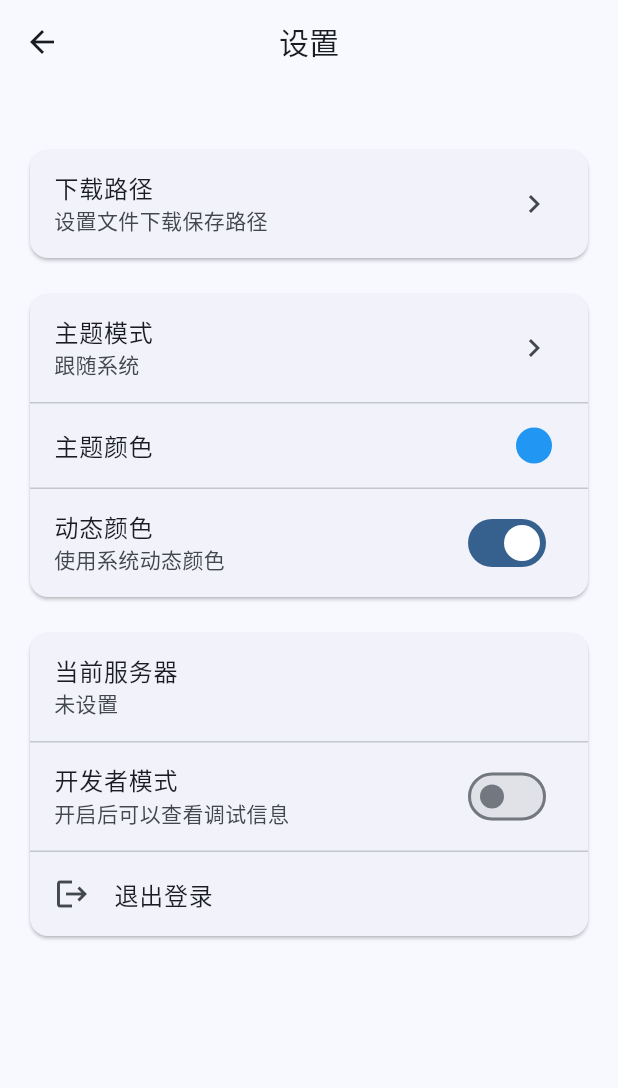
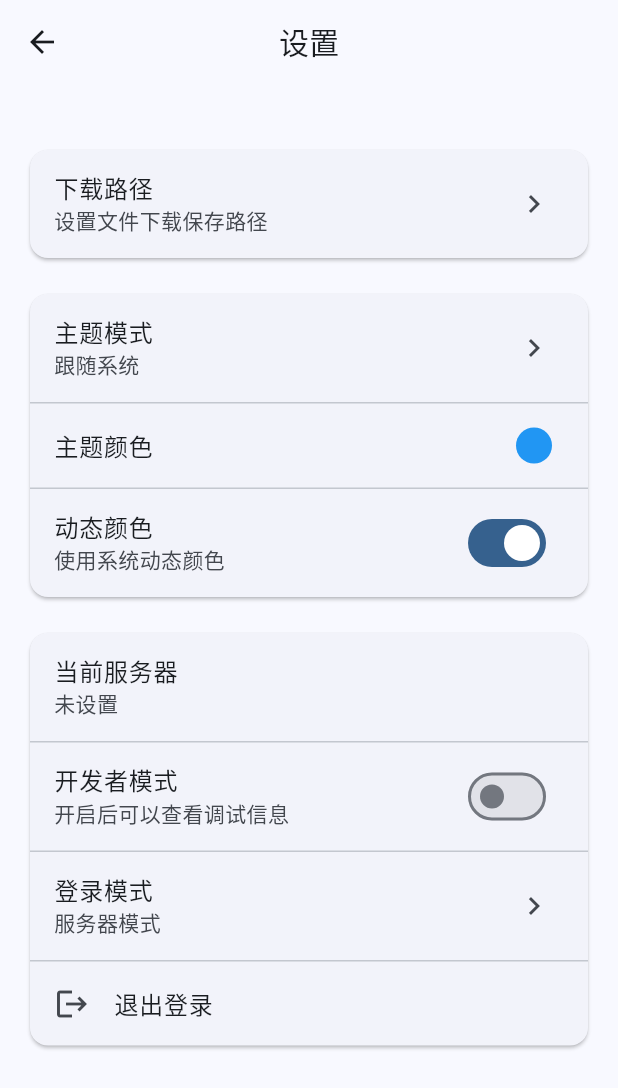
Before and after one commit to TextlineX/chaoxingrc, a Flutter app: the HomeScreen screen opened by its route, after a tap on the "settings" icon, on a phone screen of 412 x 824 dp. Shown: the top 1088 px of the screen. Run offline on Flutter 3.47's test engine with Material 3 defaults, Android fonts, the phone set to English and light mode, and no system bars; our stand-ins replace connectivity_plus, dio, dynamic_color, hive_flutter, package_info_plus, retry and 1 more; missing offline and left inert: file_selector, flutter_downloader; accounts and stored records are empty; network calls fail.

Commit message:
Add direct file upload and local mode support

```diff
--- a/lib/app/app.dart
+++ b/lib/app/app.dart
@@ -35,6 +35,7 @@ class App extends StatelessWidget {
               DynamicThemeBuilder(
                 child: userProvider.isLoggedIn ? const HomeScreen() : const LoginScreen(),
               ),
+              // 只要开启开发者模式就显示调试面板，无论哪种登录模式
               if (userProvider.isDeveloperMode) const DebugPanel(),
             ],
           ),
--- a/lib/app/providers/file_provider.dart
+++ b/lib/app/providers/file_provider.dart
@@ -68,34 +68,68 @@ class FileProvider extends ChangeNotifier {
   }
 
   // 加载文件列表
-  Future<void> loadFiles({String folderId = '-1', bool notify = true}) async {
+  Future<void> loadFiles({String folderId = '-1', bool notify = true, bool forceRefresh = false}) async {
     // 确保API服务已初始化
     if (!_isInitialized) {
       await init(notify: false);
     }
 
-    debugPrint('LoadFiles: folderId=$folderId, currentPathHistory=$_pathHistory');
+    debugPrint('LoadFiles: folderId=$folderId, currentPathHistory=$_pathHistory, forceRefresh=$forceRefresh');
 
     _setLoading(true, notify: false);
     try {
-      final response = await _apiService.getFiles(folderId: folderId);
+      // 添加时间戳参数，防止缓存
+      final timestamp = forceRefresh ? DateTime.now().millisecondsSinceEpoch : null;
+      final response = await _apiService.getFiles(folderId: folderId, timestamp: timestamp);
+
+      debugPrint('API响应: $response');
 
       if (response['success'] != true || response['data'] is! List) {
         throw Exception(response['message'] ?? '加载文件列表失败');
       }
 
       final List<dynamic> filesList = response['data'] as List;
-      _files = filesList.map((json) => FileItem.fromJson(json)).toList();
+
+      // 添加详细的错误处理，逐个转换文件项
+      _files = [];
+      for (int i = 0; i < filesList.length; i++) {
+        try {
+          final json = filesList[i];
+          if (json is Map<String, dynamic>) {
+            final fileItem = FileItem.fromJson(json);
+            _files.add(fileItem);
+          } else {
+            debugPrint('警告: filesList[$i] 不是 Map<String, dynamic> 类型，实际类型: ${json.runtimeType}');
+          }
+        } catch (e, stackTrace) {
+          debugPrint('转换 filesList[$i] 时出错: $e');
+          debugPrint('错误堆栈: $stackTrace');
+          if (i < filesList.length) {
+            debugPrint('有问题的数据: ${filesList[i]}');
+          }
+          // 继续处理其他文件项，不中断整个过程
+        }
+      }
+
       _currentFolderId = folderId;
       _error = null;
 
       debugPrint('LoadFiles completed: folderId=$folderId, filesCount=${_files.length}');
 
+      // 打印前几个文件的信息，用于调试
+      if (_files.isNotEmpty) {
+        debugPrint('前3个文件:');
+        for (int i = 0; i < _files.length && i < 3; i++) {
+          debugPrint('  ${i+1}. ${_files[i].name} (ID: ${_files[i].id})');
+        }
+      }
+
       // 确保总是通知监听器，以便更新UI
       notifyListeners();
-    } catch (e) {
+    } catch (e, stackTrace) {
       _error = e.toString();
       debugPrint('LoadFiles error: $e');
+      debugPrint('LoadFiles error stack trace: $stackTrace');
       notifyListeners();
     } finally {
       _setLoading(false, notify: false);
@@ -197,14 +231,37 @@ class FileProvider extends ChangeNotifier {
   Future<void> uploadFile(String filePath, {String dirId = '-1'}) async {
     _setLoading(true);
     try {
-      final response = await _apiService.uploadFile(filePath, dirId: dirId);
+      // 使用直接上传功能，不经过服务器
+      debugPrint('开始上传文件: $filePath 到文件夹: $dirId');
+      final response = await _apiService.uploadFileDirectly(filePath, dirId: dirId);
+
+      debugPrint('上传响应: $response');
 
       if (response['success'] != true) {
         throw Exception(response['message'] ?? '上传文件失败');
       }
 
-      await loadFiles(folderId: _currentFolderId);
+      debugPrint('文件上传成功，开始刷新文件列表');
+
+      // 添加更长的延迟，确保服务器端已经处理完成
+      await Future.delayed(const Duration(seconds: 3));
+
+      // 先尝试刷新当前文件夹
+      await loadFiles(folderId: _currentFolderId, forceRefresh: true);
+
+      // 如果文件数量没有增加，再尝试一次
+      final initialCount = _files.length;
+      debugPrint('第一次刷新后文件数量: $initialCount');
+
+      // 等待更长时间
+      await Future.delayed(const Duration(seconds: 2));
+
+      // 再次刷新，强制刷新
+      await loadFiles(folderId: _currentFolderId, forceRefresh: true);
+      debugPrint('第二次刷新后文件数量: ${_files.length}');
+      debugPrint('文件列表刷新完成');
     } catch (e) {
+      debugPrint('上传文件出错: $e');
       _error = e.toString();
       rethrow;
     } finally {
--- a/lib/app/routes/app_routes.dart
+++ b/lib/app/routes/app_routes.dart
@@ -1,4 +1,3 @@
-
 import 'package:flutter/material.dart';
 import '../screens/login_screen.dart';
 import '../screens/home_screen.dart';
@@ -8,6 +7,8 @@ import '../screens/about_screen.dart';
 import '../screens/donate_screen.dart';
 import '../screens/server_config_screen.dart';
 import '../screens/files/files_tab.dart';
+import '../screens/local_mode_setup_screen.dart';
+import '../screens/edit_profile_screen.dart';
 import '../widgets/dynamic_theme_builder.dart';
 
 class AppRoutes {
@@ -19,16 +20,11 @@ class AppRoutes {
   static const String donate = '/donate';
   static const String serverConfig = '/server_config';
   static const String files = '/files';
+  static const String localModeSetup = '/local_mode_setup';
+  static const String editProfile = '/edit_profile';
 
-  static Map<String, WidgetBuilder> routes = {
-    login: (context) => const DynamicThemeBuilder(child: LoginScreen()),
-    home: (context) => const DynamicThemeBuilder(child: HomeScreen()),
-    settings: (context) => const DynamicThemeBuilder(child: SettingsScreen()),
-    messages: (context) => const DynamicThemeBuilder(child: MessageScreen()),
-    about: (context) => const DynamicThemeBuilder(child: AboutScreen()),
-    donate: (context) => const DynamicThemeBuilder(child: DonateScreen()),
-    serverConfig: (context) => const DynamicThemeBuilder(child: ServerConfigScreen()),
-    files: (context) => const DynamicThemeBuilder(child: FilesTab()),
+  static final Map<String, WidgetBuilder> routes = {
+    '/home': (context) => const HomeScreen(),
   };
 
   static Route<dynamic>? onGenerateRoute(RouteSettings settings) {
--- a/lib/app/screens/about_screen.dart
+++ b/lib/app/screens/about_screen.dart
@@ -1,6 +1,7 @@
 
 import 'package:flutter/material.dart';
 import 'package:package_info_plus/package_info_plus.dart';
+import '../widgets/custom_cloud_icon.dart';
 
 class AboutScreen extends StatefulWidget {
   const AboutScreen({super.key});
@@ -45,8 +46,7 @@ class _AboutScreenState extends State<AboutScreen> {
                 color: Theme.of(context).colorScheme.primary,
                 borderRadius: BorderRadius.circular(20),
               ),
-              child: Icon(
-                Icons.cloud,
+              child: CustomCloudIcon(
                 size: 60,
                 color: Theme.of(context).colorScheme.onPrimary,
               ),
--- a/lib/app/screens/profile/profile_tab.dart
+++ b/lib/app/screens/profile/profile_tab.dart
@@ -6,6 +6,8 @@ import '../../widgets/dynamic_theme_builder.dart';
 import '../about_screen.dart';
 import '../donate_screen.dart';
 import '../server_config_screen.dart';
+import '../edit_profile_screen.dart';
+import '../auth_config_screen.dart';
 
 class ProfileTab extends StatelessWidget {
   const ProfileTab({super.key});
@@ -65,36 +67,25 @@ class ProfileTab extends StatelessWidget {
 
               const SizedBox(height: 16),
 
-              // 网盘空间
+              // 编辑资料
               Card(
-                child: Padding(
-                  padding: const EdgeInsets.all(16.0),
-                  child: Column(
-                    crossAxisAlignment: CrossAxisAlignment.start,
-                    children: [
-                      const Text(
-                        '网盘空间',
-                        style: TextStyle(
-                          fontSize: 18,
-                          fontWeight: FontWeight.bold,
+                child: ListTile(
+                  leading: const Icon(Icons.edit),
+                  title: const Text('编辑资料'),
+                  trailing: const Icon(Icons.chevron_right),
+                  onTap: () {
+                    Navigator.of(context).push(
+                      MaterialPageRoute(
+                        builder: (context) => const DynamicThemeBuilder(
+                          child: EditProfileScreen(),
                         ),
                       ),
-                      const SizedBox(height: 16),
-                      LinearProgressIndicator(
-                        value: 0.3, // 模拟使用率30%
-                        backgroundColor: Theme.of(context).colorScheme.surfaceVariant,
-                      ),
-                      const SizedBox(height: 8),
-                      Text(
-                        '已使用: 3GB / 总容量: 10GB',
-                        style: TextStyle(
-                          color: Theme.of(context).colorScheme.onSurfaceVariant,
-                        ),
-                      ),
-                    ],
-                  ),
+                    );
+                  },
                 ),
               ),
+
+              const SizedBox(height: 16),
 
               const SizedBox(height: 16),
 
@@ -103,14 +94,14 @@ class ProfileTab extends StatelessWidget {
                 child: Column(
                   children: [
                     ListTile(
-                      leading: const Icon(Icons.dns),
-                      title: const Text('服务器配置'),
+                      leading: const Icon(Icons.key),
+                      title: const Text('认证配置'),
                       trailing: const Icon(Icons.chevron_right),
                       onTap: () {
                         Navigator.of(context).push(
                           MaterialPageRoute(
                             builder: (context) => const DynamicThemeBuilder(
-                              child: ServerConfigScreen(),
+                              child: AuthConfigScreen(),
                             ),
                           ),
                         );
--- a/lib/app/screens/settings_screen.dart
+++ b/lib/app/screens/settings_screen.dart
@@ -7,6 +7,7 @@ import '../widgets/theme_selector.dart';
 import '../widgets/color_picker.dart';
 import '../services/download_path_service.dart';
 import 'package:path_provider/path_provider.dart';
+import './login_screen.dart';
 
 class SettingsScreen extends StatefulWidget {
   const SettingsScreen({super.key});
@@ -111,6 +112,8 @@ class _SettingsScreenState extends State<SettingsScreen> {
               return Card(
                 child: Column(
                   children: [
+                    // 只在服务器模式下显示当前服务器信息
+                    if (userProvider.loginMode == 'server') ...[
                       ListTile(
                         title: const Text('当前服务器'),
                         subtitle: Text(userProvider.serverUrl.isEmpty
@@ -118,12 +121,25 @@ class _SettingsScreenState extends State<SettingsScreen> {
                             : userProvider.serverUrl),
                       ),
                       const Divider(height: 1),
+                    ],
                     SwitchListTile(
                       title: const Text('开发者模式'),
                       subtitle: const Text('开启后可以查看调试信息'),
                       value: userProvider.isDeveloperMode,
+                      // 所有模式下都可以切换开发者模式
                       onChanged: (value) {
                         userProvider.toggleDeveloperMode();
+                      },
+                    ),
+                    const Divider(height: 1),
+                    ListTile(
+                      title: const Text('登录模式'),
+                      subtitle: Text(userProvider.loginMode == 'server'
+                          ? '服务器模式'
+                          : '独立模式'),
+                      trailing: const Icon(Icons.chevron_right),
+                      onTap: () {
+                        _showLoginModeDialog(context, userProvider);
                       },
                     ),
                     const Divider(height: 1),
@@ -254,6 +270,12 @@ class _SettingsScreenState extends State<SettingsScreen> {
               onPressed: () {
                 userProvider.logout();
                 Navigator.pop(context);
+                // 确保返回到登录页面
+                Navigator.pushAndRemoveUntil(
+                  context,
+                  MaterialPageRoute(builder: (context) => const LoginScreen()),
+                  (route) => false,
+                );
               },
               child: const Text('确定'),
             ),
@@ -262,4 +284,52 @@ class _SettingsScreenState extends State<SettingsScreen> {
       },
     );
   }
+
+  void _showLoginModeDialog(BuildContext context, UserProvider userProvider) {
+    showDialog(
+      context: context,
+      builder: (context) {
+        return AlertDialog(
+          title: const Text('登录模式'),
+          content: Column(
+            mainAxisSize: MainAxisSize.min,
+            children: [
+              RadioListTile<String>(
+                title: const Text('服务器模式'),
+                subtitle: const Text('需要连接服务器进行用户认证'),
+                value: 'server',
+                groupValue: userProvider.loginMode,
+                onChanged: (value) {
+                  if (value != null) {
+                    userProvider.setLoginMode(value);
+                    Navigator.pop(context);
                   }
+                },
+              ),
+              RadioListTile<String>(
+                title: const Text('独立模式'),
+                subtitle: const Text('本地用户，无需服务器'),
+                value: 'local',
+                groupValue: userProvider.loginMode,
+                onChanged: (value) {
+                  if (value != null) {
+                    userProvider.setLoginMode(value);
+                    Navigator.pop(context);
+                  }
+                },
+              ),
+            ],
+          ),
+          actions: [
+            TextButton(
+              onPressed: () {
+                Navigator.pop(context);
+              },
+              child: const Text('取消'),
+            ),
+          ],
+        );
+      },
+    );
+  }
+}
--- a/lib/app/screens/transfer/transfer_tab.dart
+++ b/lib/app/screens/transfer/transfer_tab.dart
@@ -4,6 +4,7 @@ import 'package:provider/provider.dart';
 import '../../providers/transfer_provider.dart';
 import '../../models/transfer_task.dart';
 import '../../widgets/transfer_task_item.dart';
+import '../../widgets/custom_cloud_icons.dart';
 
 class TransferTab extends StatefulWidget {
   const TransferTab({super.key, this.showTitle = false});
@@ -144,13 +145,15 @@ class _TransferTabState extends State<TransferTab> with SingleTickerProviderStat
                       color: primaryColor.withOpacity(0.1),
                       shape: BoxShape.circle,
                     ),
-                    child: Icon(
-                      type == TransferType.upload
-                          ? Icons.cloud_upload_outlined
-                          : Icons.cloud_download_outlined,
-                      size: 48,
-                      color: primaryColor,
-                    ),
+                    child: type == TransferType.upload
+                      ? CustomCloudUploadIcon(
+                          size: 48,
+                          color: primaryColor,
+                        )
+                      : CustomCloudDownloadIcon(
+                          size: 48,
+                          color: primaryColor,
+                        ),
                   ),
                   const SizedBox(height: 16),
                   Text(
--- a/lib/app/services/api_service.dart
+++ b/lib/app/services/api_service.dart
@@ -322,7 +322,7 @@ class ApiService {
       });
 
       final response = await _dio.post(
-        '/flutter/api',
+        '/flutter/upload',
         data: formData,
         options: Options(
           contentType: 'multipart/form-data',
--- a/lib/app/services/file_api_service.dart
+++ b/lib/app/services/file_api_service.dart
@@ -1,5 +1,7 @@
 // 文件API服务 - 处理文件相关操作
+import 'package:flutter/foundation.dart';
 import 'package:chaoxingrc/app/services/api_client.dart';
+import 'package:chaoxingrc/app/services/direct_upload_service.dart';
 
 class FileApiService {
   final ApiClient _client = ApiClient();
@@ -7,16 +9,26 @@ class FileApiService {
   // 初始化方法
   Future<void> init() async {
     await _client.init();
+    await DirectUploadService().init();
   }
 
   // 获取文件列表
-  Future<Map<String, dynamic>> getFiles({String folderId = '-1'}) async {
+  Future<Map<String, dynamic>> getFiles({String folderId = '-1', int? timestamp}) async {
+    debugPrint('获取文件列表: folderId=$folderId, timestamp=$timestamp');
+
+    final Map<String, dynamic> requestData = {
+      'action': 'listFiles',
+      'params': {'folderId': folderId},
+    };
+
+    // 如果有时间戳，添加到请求中
+    if (timestamp != null) {
+      requestData['params']['_t'] = timestamp;
+    }
+
     final response = await _client.post<Map<String, dynamic>>(
       '/flutter/api',
-      data: {
-        'action': 'listFiles',
-        'params': {'folderId': folderId},
-      },
+      data: requestData,
     );
 
     // 返回完整的响应数据，包含success、data和message字段
@@ -177,6 +189,32 @@ class FileApiService {
     );
   }
 
+  // 直接上传文件到超星网盘，不经过服务器
+  Future<Map<String, dynamic>> uploadFileDirectly(
+    String filePath, {
+    String dirId = '-1',
+    Function(double progress)? onProgress,
+  }) async {
+    return await DirectUploadService().uploadFileDirectly(
+      filePath,
+      dirId: dirId,
+      onProgress: onProgress,
+    );
+  }
+
+  // 带进度回调的直接上传文件
+  Future<Map<String, dynamic>> uploadFileDirectlyWithProgress(
+    String filePath, {
+    String dirId = '-1',
+    Function(double progress)? onProgress,
+  }) async {
+    return await DirectUploadService().uploadFileDirectly(
+      filePath,
+      dirId: dirId,
+      onProgress: onProgress,
+    );
+  }
+
   // 带进度回调的下载文件
   Future<Map<String, dynamic>> downloadFileWithProgress(
     String fileId,
--- a/lib/app/widgets/bottom_nav_bar.dart
+++ b/lib/app/widgets/bottom_nav_bar.dart
@@ -1,6 +1,5 @@
 
 import 'package:flutter/material.dart';
-import 'package:flutter/material.dart' show NoSplash;
 
 class BottomNavBar extends StatelessWidget {
   final int currentIndex;
--- a/lib/app/widgets/custom_text_field.dart
+++ b/lib/app/widgets/custom_text_field.dart
@@ -11,6 +11,7 @@ class CustomTextField extends StatelessWidget {
   final String? Function(String?)? validator;
   final void Function(String)? onChanged;
   final VoidCallback? onSuffixIconTap;
+  final bool enabled;
 
   const CustomTextField({
     super.key,
@@ -23,6 +24,7 @@ class CustomTextField extends StatelessWidget {
     this.validator,
     this.onChanged,
     this.onSuffixIconTap,
+    this.enabled = true,
   });
 
   @override
@@ -32,6 +34,7 @@ class CustomTextField extends StatelessWidget {
       obscureText: obscureText,
       validator: validator,
       onChanged: onChanged,
+      enabled: enabled,
       decoration: InputDecoration(
         labelText: labelText,
         hintText: hintText,
```
Also changed, not shown: lib/app/models/file_item.dart (+46 -8 lines), lib/app/providers/transfer_provider.dart (+15 -3 lines), lib/app/providers/user_provider.dart (+32 -0 lines), lib/app/screens/login_screen.dart (+57 -5 lines), pubspec.yaml (+2 -6 lines), assets/icon/app_icon.png (added), pubspec.lock, 22 other files. Lines whose indentation alone changed are shown as unchanged.
